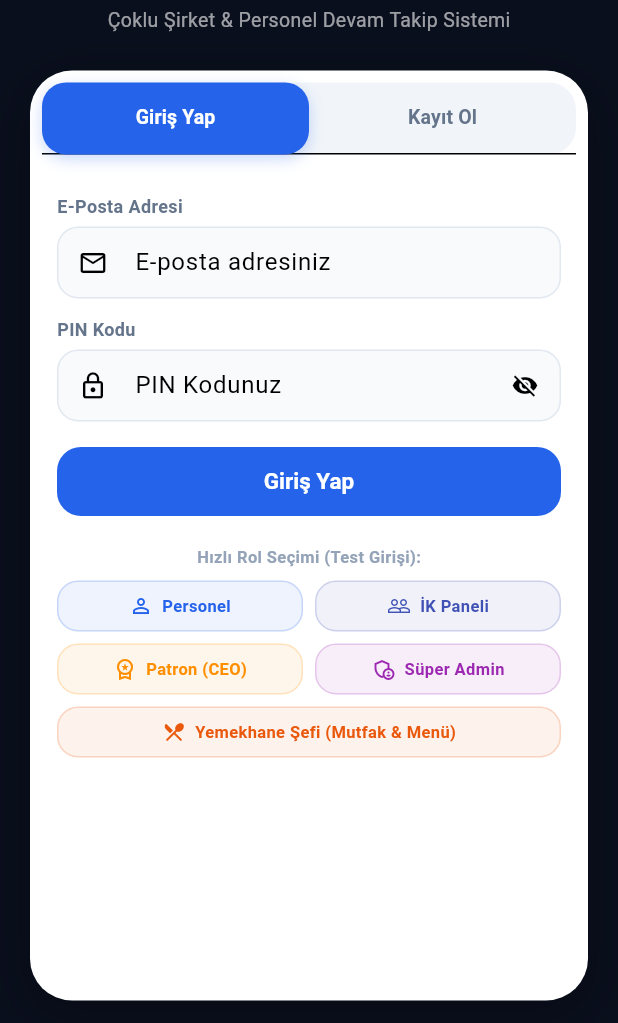
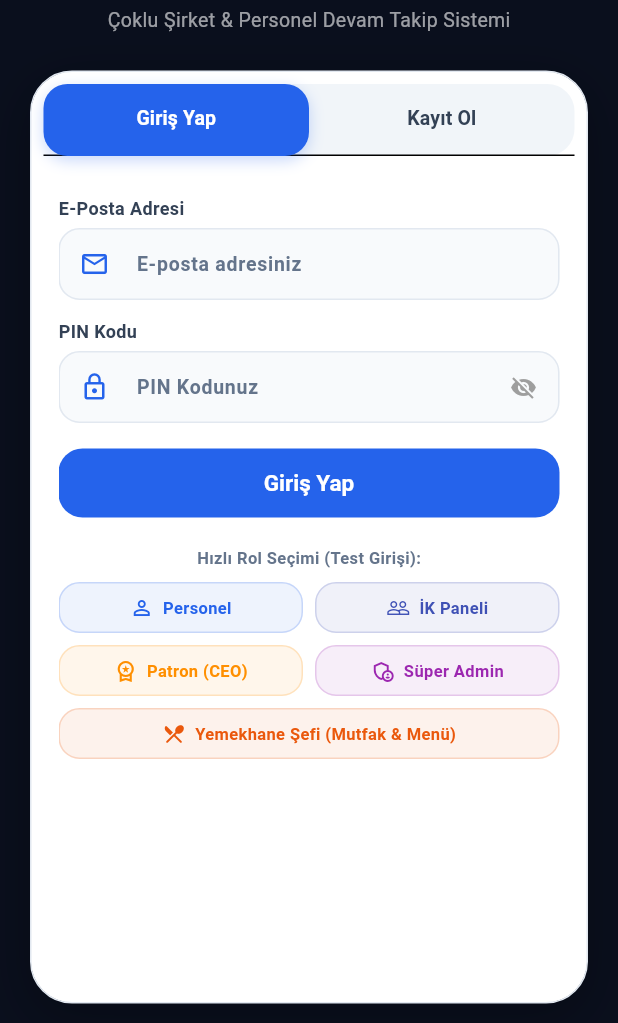
Before and after one commit to huseyincanli20/pdks-flutter, a Flutter app: the screen it shows after launch, on a phone screen of 412 x 824 dp, the part 213-1236 px from its top. Run offline on Flutter 3.47's test engine with Material 3 defaults, Android fonts, the phone set to English and light mode, and no system bars; our stand-ins replace geolocator, local_auth, qr_flutter; missing offline and left inert: dart:html, mobile_scanner.

Commit message:
feat: high contrast text across all themes and instant notifications on HR employee updates

```diff
--- a/lib/core/constants/app_colors.dart
+++ b/lib/core/constants/app_colors.dart
@@ -15,8 +15,9 @@ class AppColors {
   static const Color darkSurface = Color(0xFF1E293B);    // Slate Surface
   static const Color darkBorder = Color(0xFF334155);     // Dark Border
   static const Color darkDivider = Color(0xFF1E293B);
-  static const Color darkTextPrimary = Color(0xFFF8FAFC);
-  static const Color darkTextSecondary = Color(0xFF94A3B8);
+  static const Color darkTextPrimary = Color(0xFFFFFFFF); // Kristal Beyaz (Yüksek Zıtlık / Kontrast)
+  static const Color darkTextSecondary = Color(0xFFE2E8F0); // Açık Gümüş Slate (Net Okunabilir Zıt Renk)
+  static const Color darkTextMuted = Color(0xFF94A3B8);
 
   // Status Colors
   static const Color success = Color(0xFF10B981); // Emerald Green
@@ -25,9 +26,9 @@ class AppColors {
   static const Color info = Color(0xFF0EA5E9);    // Sky Blue
 
   // Grayscale & Borders (Light)
-  static const Color textPrimary = Color(0xFF0F172A);
-  static const Color textSecondary = Color(0xFF64748B);
-  static const Color textMuted = Color(0xFF94A3B8);
+  static const Color textPrimary = Color(0xFF0F172A); // Derin Siyah Slate (Aydınlık Modda Net Zıtlık)
+  static const Color textSecondary = Color(0xFF334155); // Koyu Grafit Slate (Yüksek Okunabilirlik)
+  static const Color textMuted = Color(0xFF64748B);
   static const Color border = Color(0xFFE2E8F0);
   static const Color divider = Color(0xFFF1F5F9);
 
--- a/lib/core/theme/app_theme.dart
+++ b/lib/core/theme/app_theme.dart
@@ -121,11 +121,20 @@ class AppTheme {
         shape: RoundedRectangleBorder(borderRadius: BorderRadius.circular(12)),
       ),
       textTheme: const TextTheme(
+        displayLarge: TextStyle(color: AppColors.textPrimary, fontWeight: FontWeight.bold),
+        displayMedium: TextStyle(color: AppColors.textPrimary, fontWeight: FontWeight.bold),
+        headlineLarge: TextStyle(color: AppColors.textPrimary, fontWeight: FontWeight.bold),
+        headlineMedium: TextStyle(color: AppColors.textPrimary, fontWeight: FontWeight.bold),
+        headlineSmall: TextStyle(color: AppColors.textPrimary, fontWeight: FontWeight.bold),
+        titleLarge: TextStyle(color: AppColors.textPrimary, fontWeight: FontWeight.bold),
+        titleMedium: TextStyle(color: AppColors.textPrimary, fontWeight: FontWeight.w600),
+        titleSmall: TextStyle(color: AppColors.textSecondary, fontWeight: FontWeight.w500),
         bodyLarge: TextStyle(color: AppColors.textPrimary),
         bodyMedium: TextStyle(color: AppColors.textPrimary),
         bodySmall: TextStyle(color: AppColors.textSecondary),
-        titleMedium: TextStyle(color: AppColors.textPrimary, fontWeight: FontWeight.w600),
-        titleSmall: TextStyle(color: AppColors.textSecondary),
+        labelLarge: TextStyle(color: AppColors.textPrimary, fontWeight: FontWeight.w600),
+        labelMedium: TextStyle(color: AppColors.textSecondary),
+        labelSmall: TextStyle(color: AppColors.textMuted),
       ),
     );
   }
@@ -292,11 +301,20 @@ class AppTheme {
         shape: RoundedRectangleBorder(borderRadius: BorderRadius.circular(12)),
       ),
       textTheme: const TextTheme(
+        displayLarge: TextStyle(color: AppColors.darkTextPrimary, fontWeight: FontWeight.bold),
+        displayMedium: TextStyle(color: AppColors.darkTextPrimary, fontWeight: FontWeight.bold),
+        headlineLarge: TextStyle(color: AppColors.darkTextPrimary, fontWeight: FontWeight.bold),
+        headlineMedium: TextStyle(color: AppColors.darkTextPrimary, fontWeight: FontWeight.bold),
+        headlineSmall: TextStyle(color: AppColors.darkTextPrimary, fontWeight: FontWeight.bold),
+        titleLarge: TextStyle(color: AppColors.darkTextPrimary, fontWeight: FontWeight.bold),
+        titleMedium: TextStyle(color: AppColors.darkTextPrimary, fontWeight: FontWeight.w600),
+        titleSmall: TextStyle(color: AppColors.darkTextSecondary, fontWeight: FontWeight.w500),
         bodyLarge: TextStyle(color: AppColors.darkTextPrimary),
         bodyMedium: TextStyle(color: AppColors.darkTextPrimary),
         bodySmall: TextStyle(color: AppColors.darkTextSecondary),
-        titleMedium: TextStyle(color: AppColors.darkTextPrimary, fontWeight: FontWeight.w600),
-        titleSmall: TextStyle(color: AppColors.darkTextSecondary),
+        labelLarge: TextStyle(color: AppColors.darkTextPrimary, fontWeight: FontWeight.w600),
+        labelMedium: TextStyle(color: AppColors.darkTextSecondary),
+        labelSmall: TextStyle(color: AppColors.darkTextMuted),
       ),
     );
   }
--- a/lib/views/auth/auth_screen.dart
+++ b/lib/views/auth/auth_screen.dart
@@ -235,6 +235,7 @@ class _AuthScreenState extends State<AuthScreen> with SingleTickerProviderStateM
   @override
   Widget build(BuildContext context) {
     final pdks = context.watch<PdksState>();
+    final isDark = Theme.of(context).brightness == Brightness.dark;
 
     return Scaffold(
       backgroundColor: const Color(0xFF0A0F1D),
@@ -282,8 +283,9 @@ class _AuthScreenState extends State<AuthScreen> with SingleTickerProviderStateM
                   // Form Kartı (Glass & Card style)
                   Container(
                     decoration: BoxDecoration(
-                      color: Colors.white,
+                      color: isDark ? const Color(0xFF1E293B) : Colors.white,
                       borderRadius: BorderRadius.circular(28),
+                      border: Border.all(color: isDark ? const Color(0xFF334155) : const Color(0xFFE2E8F0)),
                       boxShadow: [
                         BoxShadow(
                           color: Colors.black.withOpacity(0.3),
@@ -298,7 +300,7 @@ class _AuthScreenState extends State<AuthScreen> with SingleTickerProviderStateM
                         Container(
                           margin: const EdgeInsets.all(8),
                           decoration: BoxDecoration(
-                            color: const Color(0xFFF1F5F9),
+                            color: isDark ? const Color(0xFF0F172A) : const Color(0xFFF1F5F9),
                             borderRadius: BorderRadius.circular(18),
                           ),
                           child: TabBar(
@@ -316,7 +318,7 @@ class _AuthScreenState extends State<AuthScreen> with SingleTickerProviderStateM
                               ],
                             ),
                             labelColor: Colors.white,
-                            unselectedLabelColor: AppColors.textSecondary,
+                            unselectedLabelColor: isDark ? const Color(0xFF94A3B8) : AppColors.textSecondary,
                             labelStyle: const TextStyle(fontWeight: FontWeight.bold, fontSize: 13),
                             tabs: const [
                               Tab(text: 'Giriş Yap'),
@@ -352,6 +354,8 @@ class _AuthScreenState extends State<AuthScreen> with SingleTickerProviderStateM
   }
 
   Widget _buildLoginTab(PdksState pdks) {
+    final isDark = Theme.of(context).brightness == Brightness.dark;
+
     return SingleChildScrollView(
       child: Column(
         crossAxisAlignment: CrossAxisAlignment.start,
@@ -387,12 +391,12 @@ class _AuthScreenState extends State<AuthScreen> with SingleTickerProviderStateM
                       children: [
                         Text(
                           '📱 SMS & 📧 E-Posta İletildi (${pdks.lastDispatchedPhoneNotification!.targetEmail ?? pdks.lastDispatchedPhoneNotification!.targetPhone})',
-                          style: const TextStyle(fontSize: 11, fontWeight: FontWeight.bold, color: Color(0xFF065F46)),
+                          style: TextStyle(fontSize: 11, fontWeight: FontWeight.bold, color: isDark ? const Color(0xFF34D399) : const Color(0xFF065F46)),
                         ),
                         const SizedBox(height: 2),
-                        const Text(
+                        Text(
                           'İK başvurunuzu onayladı! Onay e-postası ve şifreniz ile hemen giriş yapabilirsiniz.',
-                          style: TextStyle(fontSize: 10.5, color: Color(0xFF047857)),
+                          style: TextStyle(fontSize: 10.5, color: isDark ? const Color(0xFFA7F3D0) : const Color(0xFF047857)),
                         ),
                       ],
                     ),
@@ -403,7 +407,7 @@ class _AuthScreenState extends State<AuthScreen> with SingleTickerProviderStateM
                         padding: const EdgeInsets.symmetric(horizontal: 8, vertical: 4),
                         minimumSize: Size.zero,
                         tapTargetSize: MaterialTapTargetSize.shrinkWrap,
-                        foregroundColor: const Color(0xFF065F46),
+                        foregroundColor: isDark ? const Color(0xFF34D399) : const Color(0xFF065F46),
                       ),
                       onPressed: () {
                         EmailPreviewDialog.show(
@@ -418,40 +422,44 @@ class _AuthScreenState extends State<AuthScreen> with SingleTickerProviderStateM
               ),
             ),
           ],
-        const Text('E-Posta Adresi', style: TextStyle(fontSize: 12, fontWeight: FontWeight.w600, color: AppColors.textSecondary)),
+        Text('E-Posta Adresi', style: TextStyle(fontSize: 12, fontWeight: FontWeight.w600, color: isDark ? const Color(0xFFCBD5E1) : AppColors.textSecondary)),
         const SizedBox(height: 5),
         TextField(
           controller: _loginEmailController,
           keyboardType: TextInputType.emailAddress,
+          style: TextStyle(fontSize: 14, fontWeight: FontWeight.w600, color: isDark ? Colors.white : AppColors.textPrimary),
           decoration: InputDecoration(
             hintText: 'E-posta adresiniz',
-            prefixIcon: const Icon(Icons.email_outlined, size: 20),
+            hintStyle: TextStyle(fontSize: 13, color: isDark ? const Color(0xFF64748B) : AppColors.textMuted),
+            prefixIcon: Icon(Icons.email_outlined, size: 20, color: isDark ? const Color(0xFF60A5FA) : AppColors.primary),
             filled: true,
-            fillColor: const Color(0xFFF8FAFC),
+            fillColor: isDark ? const Color(0xFF0F172A) : const Color(0xFFF8FAFC),
             contentPadding: const EdgeInsets.symmetric(horizontal: 14, vertical: 12),
-            border: OutlineInputBorder(borderRadius: BorderRadius.circular(14), borderSide: const BorderSide(color: AppColors.border)),
-            enabledBorder: OutlineInputBorder(borderRadius: BorderRadius.circular(14), borderSide: const BorderSide(color: AppColors.border)),
+            border: OutlineInputBorder(borderRadius: BorderRadius.circular(14), borderSide: BorderSide(color: isDark ? const Color(0xFF334155) : AppColors.border)),
+            enabledBorder: OutlineInputBorder(borderRadius: BorderRadius.circular(14), borderSide: BorderSide(color: isDark ? const Color(0xFF334155) : AppColors.border)),
           ),
         ),
         const SizedBox(height: 12),
-        const Text('PIN Kodu', style: TextStyle(fontSize: 12, fontWeight: FontWeight.w600, color: AppColors.textSecondary)),
+        Text('PIN Kodu', style: TextStyle(fontSize: 12, fontWeight: FontWeight.w600, color: isDark ? const Color(0xFFCBD5E1) : AppColors.textSecondary)),
         const SizedBox(height: 5),
         TextField(
           controller: _loginPinController,
           obscureText: _loginObscure,
           keyboardType: TextInputType.number,
           maxLength: 6,
+          style: TextStyle(fontSize: 14, fontWeight: FontWeight.w600, color: isDark ? Colors.white : AppColors.textPrimary),
           decoration: InputDecoration(
             hintText: 'PIN Kodunuz',
+            hintStyle: TextStyle(fontSize: 13, color: isDark ? const Color(0xFF64748B) : AppColors.textMuted),
             counterText: '',
-            prefixIcon: const Icon(Icons.lock_outline, size: 20),
+            prefixIcon: Icon(Icons.lock_outline, size: 20, color: isDark ? const Color(0xFF60A5FA) : AppColors.primary),
             filled: true,
-            fillColor: const Color(0xFFF8FAFC),
+            fillColor: isDark ? const Color(0xFF0F172A) : const Color(0xFFF8FAFC),
             contentPadding: const EdgeInsets.symmetric(horizontal: 14, vertical: 12),
-            border: OutlineInputBorder(borderRadius: BorderRadius.circular(14), borderSide: const BorderSide(color: AppColors.border)),
-            enabledBorder: OutlineInputBorder(borderRadius: BorderRadius.circular(14), borderSide: const BorderSide(color: AppColors.border)),
+            border: OutlineInputBorder(borderRadius: BorderRadius.circular(14), borderSide: BorderSide(color: isDark ? const Color(0xFF334155) : AppColors.border)),
+            enabledBorder: OutlineInputBorder(borderRadius: BorderRadius.circular(14), borderSide: BorderSide(color: isDark ? const Color(0xFF334155) : AppColors.border)),
             suffixIcon: IconButton(
-              icon: Icon(_loginObscure ? Icons.visibility_off : Icons.visibility, size: 18),
+              icon: Icon(_loginObscure ? Icons.visibility_off : Icons.visibility, size: 18, color: isDark ? const Color(0xFF94A3B8) : Colors.grey),
               onPressed: () => setState(() => _loginObscure = !_loginObscure),
             ),
           ),
@@ -582,6 +590,8 @@ class _AuthScreenState extends State<AuthScreen> with SingleTickerProviderStateM
   }
 
   Widget _buildRegisterTab() {
+    final isDark = Theme.of(context).brightness == Brightness.dark;
+
     return SingleChildScrollView(
       child: Column(
         crossAxisAlignment: CrossAxisAlignment.start,
@@ -594,11 +604,12 @@ class _AuthScreenState extends State<AuthScreen> with SingleTickerProviderStateM
             hint: 'Şirket Kodu',
             textCapitalization: TextCapitalization.characters,
             helperText: 'Yetkilinizden aldığınız firma kodunu giriniz.',
+            isDark: isDark,
           ),
           const SizedBox(height: 8),
-          _buildInput('Ad Soyad *', _regNameController, Icons.person_outline, hint: 'Ad Soyad'),
+          _buildInput('Ad Soyad *', _regNameController, Icons.person_outline, hint: 'Ad Soyad', isDark: isDark),
           const SizedBox(height: 8),
-          _buildInput('Kurumsal E-Posta *', _regEmailController, Icons.email_outlined, hint: 'E-posta Adresi', keyboardType: TextInputType.emailAddress),
+          _buildInput('Kurumsal E-Posta *', _regEmailController, Icons.email_outlined, hint: 'E-posta Adresi', keyboardType: TextInputType.emailAddress, isDark: isDark),
           const SizedBox(height: 8),
           _buildInput(
             'Telefon Numarası (En fazla 11 hane)',
@@ -611,6 +622,7 @@ class _AuthScreenState extends State<AuthScreen> with SingleTickerProviderStateM
               FilteringTextInputFormatter.digitsOnly,
               LengthLimitingTextInputFormatter(11),
             ],
+            isDark: isDark,
           ),
           const SizedBox(height: 10),
 
@@ -618,18 +630,23 @@ class _AuthScreenState extends State<AuthScreen> with SingleTickerProviderStateM
           Container(
             padding: const EdgeInsets.symmetric(horizontal: 14, vertical: 10),
             decoration: BoxDecoration(
-              color: const Color(0xFFEFF6FF),
+              color: isDark ? const Color(0xFF1E3A8A).withOpacity(0.25) : const Color(0xFFEFF6FF),
               borderRadius: BorderRadius.circular(14),
-              border: Border.all(color: const Color(0xFFBFDBFE)),
+              border: Border.all(color: isDark ? const Color(0xFF3B82F6).withOpacity(0.5) : const Color(0xFFBFDBFE)),
             ),
-            child: const Row(
+            child: Row(
               children: [
-                Icon(Icons.assignment_ind_rounded, color: Color(0xFF2563EB), size: 20),
-                SizedBox(width: 10),
+                Icon(Icons.assignment_ind_rounded, color: isDark ? const Color(0xFF60A5FA) : const Color(0xFF2563EB), size: 20),
+                const SizedBox(width: 10),
                 Expanded(
                   child: Text(
                     'Departman ve unvan atamanız, kaydınız oluştuktan sonra İnsan Kaynakları (İK) tarafından onay sürecinde yapılacaktır.',
-                    style: TextStyle(fontSize: 11, color: Color(0xFF1E40AF), height: 1.35),
+                    style: TextStyle(
+                      fontSize: 11,
+                      color: isDark ? const Color(0xFFBFDBFE) : const Color(0xFF1E40AF),
+                      height: 1.35,
+                      fontWeight: FontWeight.w500,
+                    ),
                   ),
                 ),
               ],
@@ -637,24 +654,33 @@ class _AuthScreenState extends State<AuthScreen> with SingleTickerProviderStateM
           ),
           const SizedBox(height: 10),
 
-          const Text('PIN Kodu Belirleyin *', style: TextStyle(fontSize: 11, fontWeight: FontWeight.w600, color: AppColors.textSecondary)),
+          Text(
+            'PIN Kodu Belirleyin *',
+            style: TextStyle(
+              fontSize: 11,
+              fontWeight: FontWeight.w600,
+              color: isDark ? const Color(0xFFCBD5E1) : AppColors.textSecondary,
+            ),
+          ),
           const SizedBox(height: 4),
           TextField(
             controller: _regPinController,
             obscureText: _regObscure,
             keyboardType: TextInputType.number,
             maxLength: 6,
+            style: TextStyle(fontSize: 13, fontWeight: FontWeight.w600, color: isDark ? Colors.white : AppColors.textPrimary),
             decoration: InputDecoration(
               hintText: '4 Haneli PIN Kodu',
+              hintStyle: TextStyle(fontSize: 12, color: isDark ? const Color(0xFF64748B) : AppColors.textMuted),
               counterText: '',
-              prefixIcon: const Icon(Icons.lock_outline, size: 18),
+              prefixIcon: Icon(Icons.lock_outline, size: 18, color: isDark ? const Color(0xFF60A5FA) : AppColors.primary),
               filled: true,
-              fillColor: const Color(0xFFF8FAFC),
+              fillColor: isDark ? const Color(0xFF0F172A) : const Color(0xFFF8FAFC),
               contentPadding: const EdgeInsets.symmetric(horizontal: 12, vertical: 10),
-              border: OutlineInputBorder(borderRadius: BorderRadius.circular(12), borderSide: const BorderSide(color: AppColors.border)),
-              enabledBorder: OutlineInputBorder(borderRadius: BorderRadius.circular(12), borderSide: const BorderSide(color: AppColors.border)),
+              border: OutlineInputBorder(borderRadius: BorderRadius.circular(12), borderSide: BorderSide(color: isDark ? const Color(0xFF334155) : AppColors.border)),
+              enabledBorder: OutlineInputBorder(borderRadius: BorderRadius.circular(12), borderSide: BorderSide(color: isDark ? const Color(0xFF334155) : AppColors.border)),
               suffixIcon: IconButton(
-                icon: Icon(_regObscure ? Icons.visibility_off : Icons.visibility, size: 16),
+                icon: Icon(_regObscure ? Icons.visibility_off : Icons.visibility, size: 16, color: isDark ? const Color(0xFF94A3B8) : Colors.grey),
                 onPressed: () => setState(() => _regObscure = !_regObscure),
               ),
             ),
@@ -686,11 +712,19 @@ class _AuthScreenState extends State<AuthScreen> with SingleTickerProviderStateM
     String? helperText,
     int? maxLength,
     List<TextInputFormatter>? inputFormatters,
+    bool isDark = false,
   }) {
     return Column(
       crossAxisAlignment: CrossAxisAlignment.start,
       children: [
-        Text(label, style: const TextStyle(fontSize: 11, fontWeight: FontWeight.w600, color: AppColors.textSecondary)),
+        Text(
+          label,
+          style: TextStyle(
+            fontSize: 11,
+            fontWeight: FontWeight.w600,
+            color: isDark ? const Color(0xFFCBD5E1) : AppColors.textSecondary,
+          ),
+        ),
         const SizedBox(height: 4),
         TextField(
           controller: controller,
@@ -698,17 +732,19 @@ class _AuthScreenState extends State<AuthScreen> with SingleTickerProviderStateM
           textCapitalization: textCapitalization,
           maxLength: maxLength,
           inputFormatters: inputFormatters,
+          style: TextStyle(fontSize: 13, fontWeight: FontWeight.w600, color: isDark ? Colors.white : AppColors.textPrimary),
           decoration: InputDecoration(
             hintText: hint,
+            hintStyle: TextStyle(fontSize: 12, color: isDark ? const Color(0xFF64748B) : AppColors.textMuted),
             counterText: '',
             helperText: helperText,
-            helperStyle: const TextStyle(fontSize: 10, color: AppColors.textMuted),
-            prefixIcon: Icon(icon, size: 18),
+            helperStyle: TextStyle(fontSize: 10, color: isDark ? const Color(0xFF94A3B8) : AppColors.textMuted),
+            prefixIcon: Icon(icon, size: 18, color: isDark ? const Color(0xFF60A5FA) : AppColors.primary),
             filled: true,
-            fillColor: const Color(0xFFF8FAFC),
+            fillColor: isDark ? const Color(0xFF0F172A) : const Color(0xFFF8FAFC),
             contentPadding: const EdgeInsets.symmetric(horizontal: 12, vertical: 10),
-            border: OutlineInputBorder(borderRadius: BorderRadius.circular(12), borderSide: const BorderSide(color: AppColors.border)),
-            enabledBorder: OutlineInputBorder(borderRadius: BorderRadius.circular(12), borderSide: const BorderSide(color: AppColors.border)),
+            border: OutlineInputBorder(borderRadius: BorderRadius.circular(12), borderSide: BorderSide(color: isDark ? const Color(0xFF334155) : AppColors.border)),
+            enabledBorder: OutlineInputBorder(borderRadius: BorderRadius.circular(12), borderSide: BorderSide(color: isDark ? const Color(0xFF334155) : AppColors.border)),
           ),
         ),
       ],
--- a/lib/views/cafeteria/cafeteria_shell.dart
+++ b/lib/views/cafeteria/cafeteria_shell.dart
@@ -326,7 +326,7 @@ class _CafeteriaShellState extends State<CafeteriaShell> {
                     children: [
                       const Text(
                         'BUGÜNKÜ YEMEK SERVİSİ',
-                        style: TextStyle(color: Colors.white60, fontSize: 11, letterSpacing: 1.2, fontWeight: FontWeight.bold),
+                        style: TextStyle(color: Color(0xFFCBD5E1), fontSize: 11, letterSpacing: 1.2, fontWeight: FontWeight.bold),
                       ),
                       Container(
                         padding: const EdgeInsets.symmetric(horizontal: 8, vertical: 2),
--- a/lib/views/common/app_drawer.dart
+++ b/lib/views/common/app_drawer.dart
@@ -178,7 +178,7 @@ class AppDrawer extends StatelessWidget {
                             const SizedBox(height: 2),
                             Text(
                               user.email,
-                              style: const TextStyle(color: Colors.white60, fontSize: 11),
+                              style: const TextStyle(color: Color(0xFFE2E8F0), fontSize: 11),
                               maxLines: 1,
                               overflow: TextOverflow.ellipsis,
                             ),
--- a/lib/views/company/company_management_screen.dart
+++ b/lib/views/company/company_management_screen.dart
@@ -652,9 +652,9 @@ class _CompanyManagementScreenState extends State<CompanyManagementScreen> {
   Widget _buildBannerStat({required IconData icon, required String title, required String value}) {
     return Column(
       children: [
-        Icon(icon, color: Colors.white70, size: 16),
+        Icon(icon, color: const Color(0xFFCBD5E1), size: 16),
         const SizedBox(height: 4),
-        Text(title, style: const TextStyle(color: Colors.white60, fontSize: 10)),
+        Text(title, style: const TextStyle(color: Color(0xFFE2E8F0), fontSize: 10)),
         const SizedBox(height: 2),
         Text(value, style: const TextStyle(color: Colors.white, fontSize: 12, fontWeight: FontWeight.bold)),
       ],
--- a/lib/views/menu/settings_screen.dart
+++ b/lib/views/menu/settings_screen.dart
@@ -94,7 +94,7 @@ class _SettingsScreenState extends State<SettingsScreen> {
                           '7 farklı renk ve mod seçeneğiyle tarzınızı yansıtın',
                           style: TextStyle(
                             fontSize: 12,
-                            color: isDark ? Colors.white60 : AppColors.textSecondary,
+                            color: isDark ? AppColors.darkTextSecondary : AppColors.textSecondary,
                           ),
                         ),
                       ],
@@ -235,7 +235,7 @@ class _SettingsScreenState extends State<SettingsScreen> {
                       overflow: TextOverflow.ellipsis,
                       style: TextStyle(
                         fontSize: 11,
-                        color: isDark ? Colors.white60 : AppColors.textSecondary,
+                        color: isDark ? AppColors.darkTextSecondary : AppColors.textSecondary,
                       ),
                     ),
                   ],
--- a/lib/views/payroll/my_payrolls_screen.dart
+++ b/lib/views/payroll/my_payrolls_screen.dart
@@ -262,7 +262,7 @@ class MyPayrollsScreen extends StatelessWidget {
     return Column(
       crossAxisAlignment: CrossAxisAlignment.start,
       children: [
-        Text(label, style: const TextStyle(color: Colors.white60, fontSize: 10)),
+        Text(label, style: const TextStyle(color: Color(0xFFE2E8F0), fontSize: 10)),
         const SizedBox(height: 2),
         Text(value, style: const TextStyle(color: Colors.white, fontSize: 12, fontWeight: FontWeight.bold)),
       ],
```
Also changed, not shown: lib/state/pdks_state.dart (+65 -5 lines), lib/views/boss/boss_shell.dart (+4 -4 lines), lib/views/common/phone_push_notification_banner.dart (+4 -3 lines), lib/views/web_admin/admin_shell.dart (+4 -4 lines), lib/views/web_admin/employees_tab.dart (+12 -0 lines).
